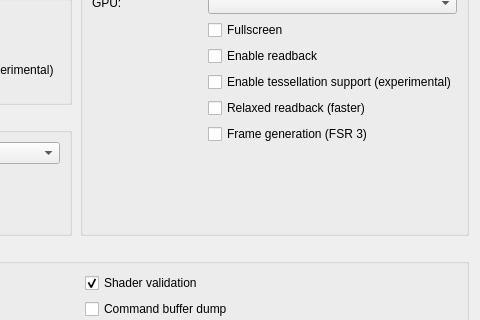
First picture: the form in src/launcher/forms/configuration_edit_dialog.ui, repository serbru20066666/brunoKytyPs5, before the edit; both pictures show x 287 to 767 and y 161 to 481 of the 767 by 620 pixel window.
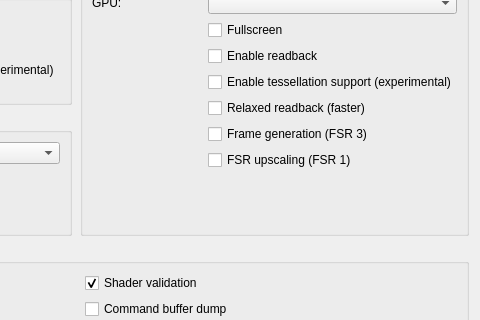
Second picture: the form after the edit. Custom widgets are drawn as their Qt base class.

The edit to the form file:
```diff
--- a/src/launcher/forms/configuration_edit_dialog.ui
+++ b/src/launcher/forms/configuration_edit_dialog.ui
@@ -185,6 +185,12 @@
           <property name="text"><string>Frame generation (FSR 3)</string></property>
          </widget>
         </item>
+        <item row="10" column="1">
+         <widget class="QCheckBox" name="checkBox_fsr_upscaling">
+          <property name="toolTip"><string>Scale a frame smaller than the window with AMD FSR 1 (for a game patched to render below the window's resolution). Sharper than plain scaling.</string></property>
+          <property name="text"><string>FSR upscaling (FSR 1)</string></property>
+         </widget>
+        </item>
        </layout>
       </widget>
      </item>
```
